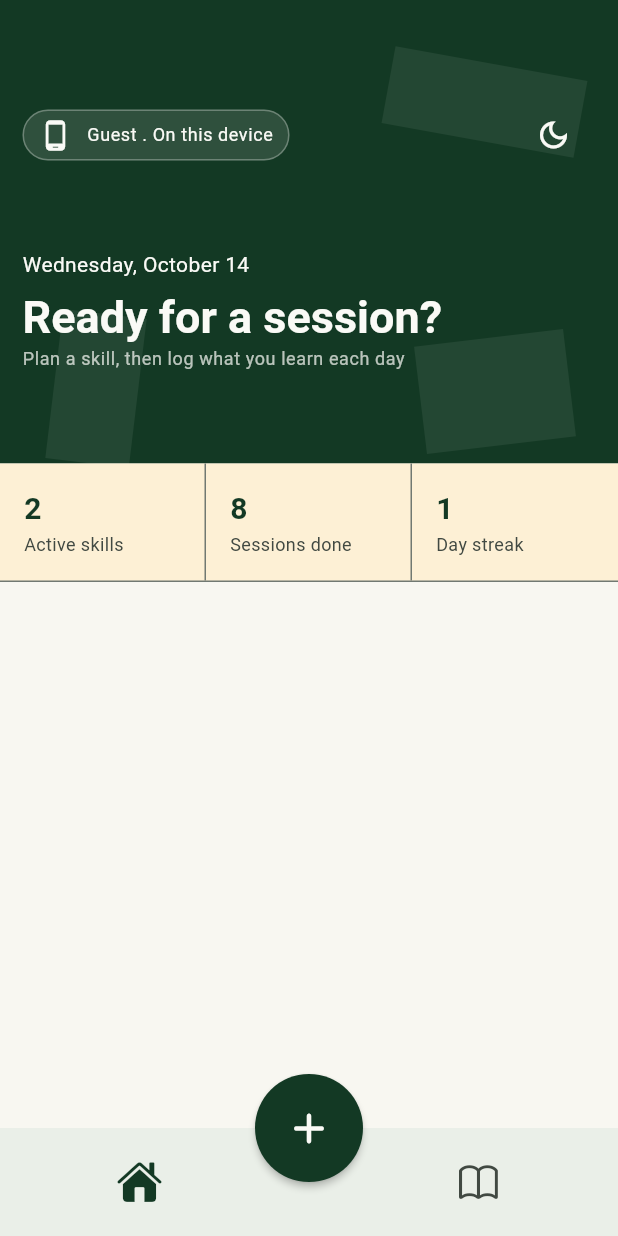
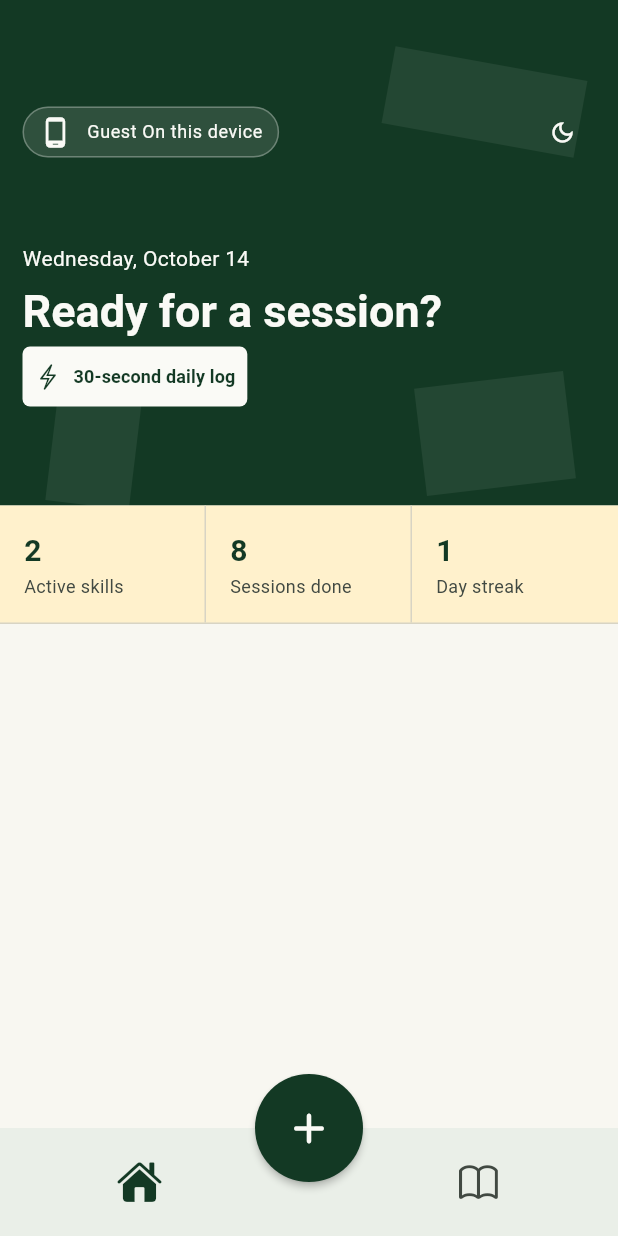
Before and after one commit to Harlloh/skillz_log, a Flutter app: the MainScreen screen opened directly, on a phone screen of 412 x 824 dp. Run offline on Flutter 3.47's test engine with Material 3 defaults, Android fonts, the phone set to English and light mode, and no system bars.

Commit message:
added the flash button

```diff
--- a/lib/data/app_theme.dart
+++ b/lib/data/app_theme.dart
@@ -18,8 +18,11 @@ abstract final class AppColors {
 
   static const darkBackground = Color(0xFF0B1D14);
   static const darkForeground = Color(0xFFF6F5EE);
-  static const lightStatsBackground = Color(0xFFFDF0D5);
-  static const darkStatsBackground = Color(0xFF173124);
+  // Warm stat-band colors from the home-screen visual direction.
+  static const lightStatsBackground = Color(0xFFFFF1CC);
+  static const darkStatsBackground = Color(0xFF2D291A);
+  static const lightStatsDivider = Color(0xFFD8D4C4);
+  static const darkStatsDivider = Color(0xFF465047);
 
   static Color textPrimary(Brightness brightness) =>
       brightness == Brightness.light ? lightTextPrimary : darkTextPrimary;
@@ -28,6 +31,9 @@ abstract final class AppColors {
       brightness == Brightness.light
       ? lightStatsBackground
       : darkStatsBackground;
+
+  static Color statsDivider(Brightness brightness) =>
+      brightness == Brightness.light ? lightStatsDivider : darkStatsDivider;
 }
 
 abstract final class AppTheme {
--- a/lib/data/constants.dart
+++ b/lib/data/constants.dart
@@ -44,7 +44,7 @@ enum AccType {
     key: 'cloudAcc',
     label: "Synced",
     icon: Icons.cloud_done_outlined,
-    desc: 'Synced across devices',
+    desc: '',
   );
 
   const AccType({
@@ -59,5 +59,5 @@ enum AccType {
   final IconData icon;
   final String desc;
 
-  dynamic get displayText => '$label . $desc';
+  dynamic get displayText => '$label $desc';
 }
--- a/lib/pages/home_screen.dart
+++ b/lib/pages/home_screen.dart
@@ -1,3 +1,4 @@
+import 'package:flutter/cupertino.dart';
 import 'package:flutter/material.dart';
 import 'package:intl/intl.dart';
 import 'package:skillz_log/data/app_theme.dart';
@@ -23,11 +24,35 @@ class HomeScreen extends StatelessWidget {
               children: [
                 HeaderWidget(
                   title: 'Ready for a session?',
-                  subtitle: 'Plan a skill, then log what you learn each day',
+                  // subtitle: 'Plan a skill, then log what you learn each day',
                   acctType: accountType,
                   leading: Text(
                     date,
                     style: TextStyle(color: theme.colorScheme.onPrimary),
+                  ),
+                  action: FilledButton.icon(
+                    onPressed: () {
+                      //open the quick log screen
+                    },
+                    style: FilledButton.styleFrom(
+                      backgroundColor: theme.colorScheme.onPrimary,
+                      foregroundColor: theme.colorScheme.primary,
+                      padding: const EdgeInsets.symmetric(
+                        horizontal: 8,
+                        vertical: 2,
+                      ),
+                      shape: RoundedRectangleBorder(
+                        borderRadius: BorderRadius.circular(5),
+                      ),
+                    ),
+                    icon: const Icon(CupertinoIcons.bolt),
+                    label: const Text(
+                      '30-second daily log',
+                      style: TextStyle(
+                        fontSize: 12,
+                        fontWeight: FontWeight.w600,
+                      ),
+                    ),
                   ),
                 ),
                 Container(
@@ -35,7 +60,9 @@ class HomeScreen extends StatelessWidget {
                   decoration: BoxDecoration(
                     color: AppColors.statsBackground(theme.brightness),
                     border: Border(
-                      bottom: BorderSide(color: theme.dividerColor),
+                      bottom: BorderSide(
+                        color: AppColors.statsDivider(theme.brightness),
+                      ),
                     ),
                   ),
                   child: const Row(
--- a/lib/widgets/header_widget.dart
+++ b/lib/widgets/header_widget.dart
@@ -131,6 +131,12 @@ class HeaderWidget extends StatelessWidget {
                           tooltip: isDarkMode
                               ? 'Use light theme'
                               : 'Use dark theme',
+                          style: IconButton.styleFrom(
+                            minimumSize: const Size.square(44),
+                            maximumSize: const Size.square(44),
+                            padding: EdgeInsets.zero,
+                            tapTargetSize: MaterialTapTargetSize.shrinkWrap,
+                          ),
                           onPressed: () {
                             AppThemeController.setDarkMode(!isDarkMode);
                           },
@@ -139,9 +145,10 @@ class HeaderWidget extends StatelessWidget {
                                 ? Icons.light_mode_outlined
                                 : Icons.dark_mode_outlined,
                             color: colors.onPrimary,
+                            size: 18,
                           ),
                         ),
-                        const SizedBox(width: 4),
+                        // const SizedBox(width: ),
                         if (acctType == AccType.notGuest)
                           IconButton(
                             tooltip: 'Open profile',
@@ -152,7 +159,10 @@ class HeaderWidget extends StatelessWidget {
                               backgroundColor: colors.onPrimary.withValues(
                                 alpha: 0.12,
                               ),
-                              minimumSize: const Size(1, 1),
+                              minimumSize: const Size.square(44),
+                              maximumSize: const Size.square(44),
+                              padding: EdgeInsets.zero,
+                              tapTargetSize: MaterialTapTargetSize.shrinkWrap,
                             ),
                             icon: Icon(
                               CupertinoIcons.person,
@@ -191,6 +201,9 @@ class HeaderWidget extends StatelessWidget {
                           fontSize: 12,
                         ),
                       ),
+                      if(action != null)
+                        action!,
+
               ],
             ),
           ),
--- a/lib/widgets/stat_cell.dart
+++ b/lib/widgets/stat_cell.dart
@@ -22,7 +22,11 @@ class StatCell extends StatelessWidget {
         padding: const EdgeInsets.all(16),
         decoration: BoxDecoration(
           border: showDivider
-              ? Border(right: BorderSide(color: theme.dividerColor))
+              ? Border(
+                  right: BorderSide(
+                    color: AppColors.statsDivider(theme.brightness),
+                  ),
+                )
               : null,
         ),
         child: Column(
```
